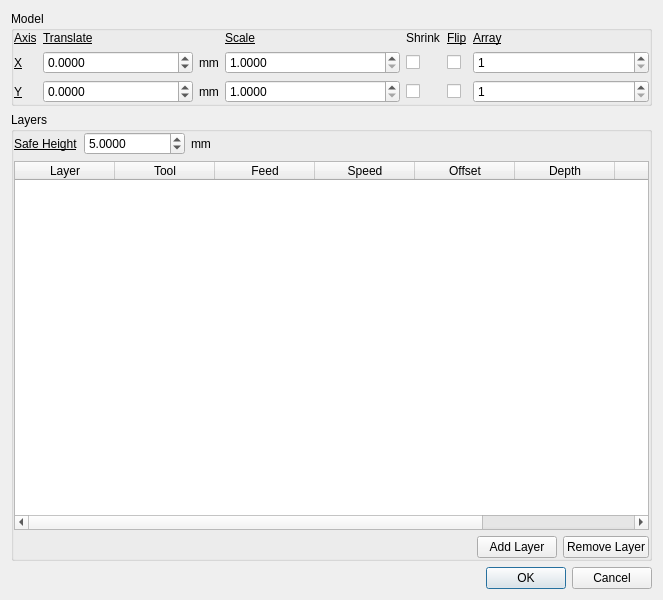
The window that qt/cam_dialog.ui (CauldronDevelopmentLLC/CAMotics) describes before a commit, drawn with Qt 5.
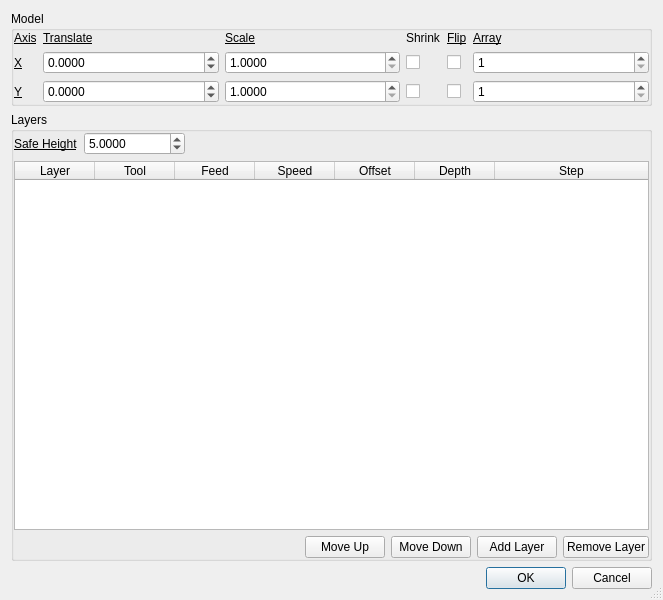
The same window after the commit. Icons and pictures are not drawn.

What changed in the file:
```diff
--- a/qt/cam_dialog.ui
+++ b/qt/cam_dialog.ui
@@ -13,6 +13,12 @@
   <property name="windowTitle">
    <string>2D CAM</string>
   </property>
+  <property name="sizeGripEnabled">
+   <bool>true</bool>
+  </property>
+  <property name="modal">
+   <bool>true</bool>
+  </property>
   <layout class="QVBoxLayout" name="verticalLayout">
    <item>
     <widget class="QGroupBox" name="groupBox_2">
@@ -112,8 +118,6 @@
        </widget>
       </item>
       <item row="1" column="1">
-       <layout class="QHBoxLayout" name="horizontalLayout_3" stretch="1,0">
-        <item>
          <widget class="QDoubleSpinBox" name="xTranslateDoubleSpinBox">
           <property name="decimals">
            <number>4</number>
@@ -126,15 +130,6 @@
           </property>
          </widget>
         </item>
-        <item>
-         <widget class="QLabel" name="label_10">
-          <property name="text">
-           <string>mm</string>
-          </property>
-         </widget>
-        </item>
-       </layout>
-      </item>
       <item row="1" column="2">
        <widget class="QDoubleSpinBox" name="xScaleDoubleSpinBox">
         <property name="decimals">
@@ -185,8 +180,6 @@
        </widget>
       </item>
       <item row="2" column="1">
-       <layout class="QHBoxLayout" name="horizontalLayout_4" stretch="1,0">
-        <item>
          <widget class="QDoubleSpinBox" name="yTranslateDoubleSpinBox">
           <property name="decimals">
            <number>4</number>
@@ -202,15 +195,6 @@
           </property>
          </widget>
         </item>
-        <item>
-         <widget class="QLabel" name="label_11">
-          <property name="text">
-           <string>mm</string>
-          </property>
-         </widget>
-        </item>
-       </layout>
-      </item>
       <item row="2" column="2">
        <widget class="QDoubleSpinBox" name="yScaleDoubleSpinBox">
         <property name="decimals">
@@ -299,13 +283,6 @@
           </property>
          </widget>
         </item>
-        <item>
-         <widget class="QLabel" name="safeUnitsLabel">
-          <property name="text">
-           <string>mm</string>
-          </property>
-         </widget>
-        </item>
         <item>
          <spacer name="horizontalSpacer_2">
           <property name="orientation">
@@ -323,6 +300,36 @@
       </item>
       <item>
        <widget class="QTableWidget" name="camTableWidget">
+        <property name="editTriggers">
+         <set>QAbstractItemView::NoEditTriggers</set>
+        </property>
+        <property name="dragEnabled">
+         <bool>true</bool>
+        </property>
+        <property name="dragDropOverwriteMode">
+         <bool>false</bool>
+        </property>
+        <property name="dragDropMode">
+         <enum>QAbstractItemView::NoDragDrop</enum>
+        </property>
+        <property name="alternatingRowColors">
+         <bool>true</bool>
+        </property>
+        <property name="selectionMode">
+         <enum>QAbstractItemView::SingleSelection</enum>
+        </property>
+        <property name="selectionBehavior">
+         <enum>QAbstractItemView::SelectRows</enum>
+        </property>
+        <attribute name="horizontalHeaderDefaultSectionSize">
+         <number>80</number>
+        </attribute>
+        <attribute name="horizontalHeaderStretchLastSection">
+         <bool>true</bool>
+        </attribute>
+        <attribute name="verticalHeaderVisible">
+         <bool>false</bool>
+        </attribute>
         <column>
          <property name="text">
           <string>Layer</string>
@@ -358,11 +365,6 @@
           <string>Step</string>
          </property>
         </column>
-        <column>
-         <property name="text">
-          <string>Safe</string>
-         </property>
-        </column>
        </widget>
       </item>
       <item>
@@ -381,7 +383,29 @@
          </spacer>
         </item>
         <item>
-         <widget class="QPushButton" name="pushButton">
+         <widget class="QPushButton" name="upPushButton">
+          <property name="text">
+           <string>Move Up</string>
+          </property>
+          <property name="icon">
+           <iconset>
+            <normaloff>icons/up.png</normaloff>icons/up.png</iconset>
+          </property>
+         </widget>
+        </item>
+        <item>
+         <widget class="QPushButton" name="downPushButton">
+          <property name="text">
+           <string>Move Down</string>
+          </property>
+          <property name="icon">
+           <iconset>
+            <normaloff>icons/down.png</normaloff>icons/down.png</iconset>
+          </property>
+         </widget>
+        </item>
+        <item>
+         <widget class="QPushButton" name="addLayerPushButton">
           <property name="text">
            <string>Add Layer</string>
           </property>
```
Left out of the diff: 5 changed lines with no effect on the pictures. Lines whose indentation alone changed are shown as unchanged.
